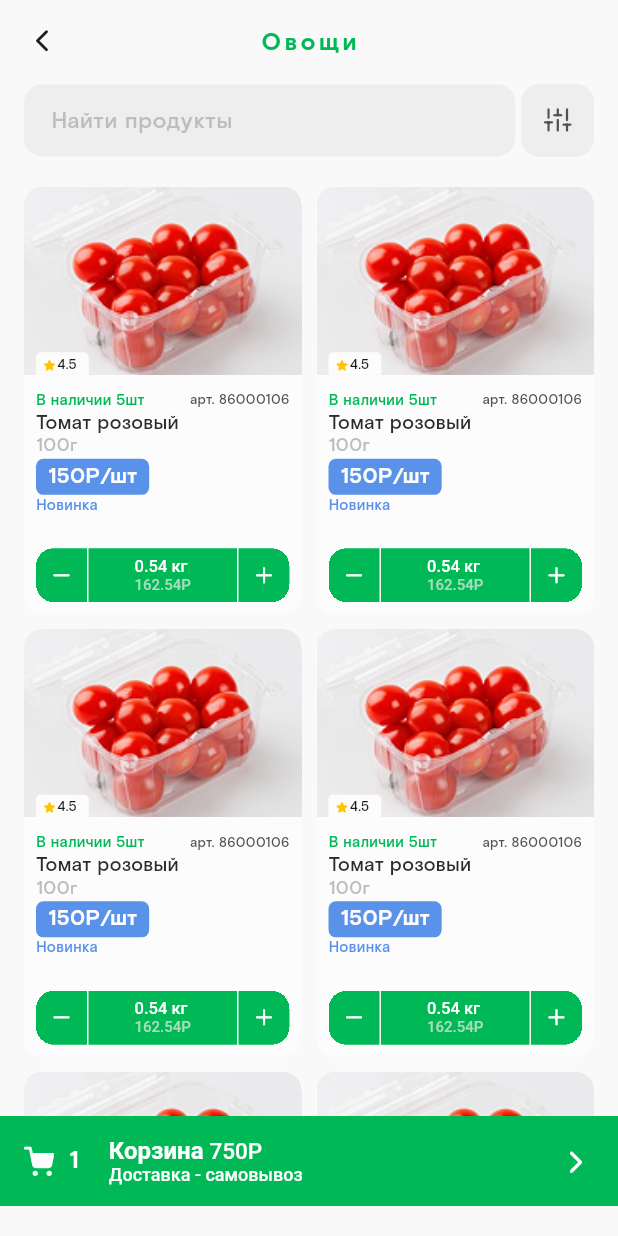
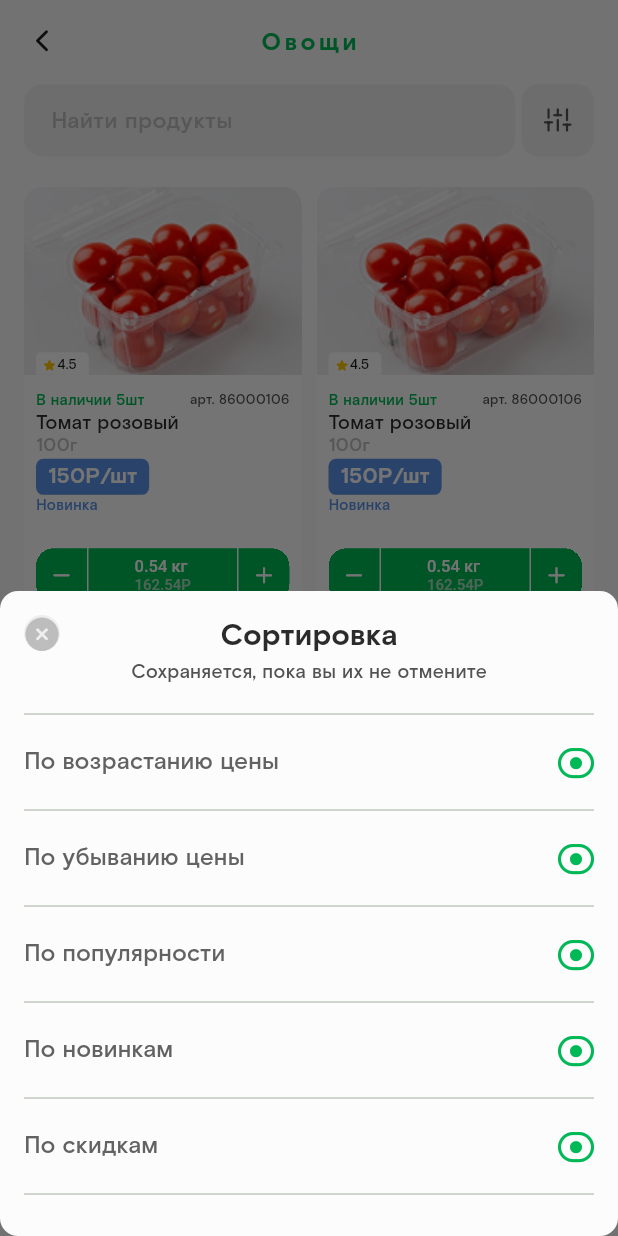
Before and after one commit to MunIine/dorimol, a Flutter app: the CatalogScreen screen opened directly, after a tap on an icon or button, on a phone screen of 412 x 824 dp. Run offline on Flutter 3.47's test engine with Material 3 defaults, Android fonts, the phone set to English and light mode, and no system bars.

Commit message:
Add sorting pop up

```diff
--- a/lib/widgets/bars/app_search_bar.dart
+++ b/lib/widgets/bars/app_search_bar.dart
@@ -1,5 +1,6 @@
 import 'package:dorimol/theme/app_colors.dart';
 import 'package:dorimol/theme/app_text.dart';
+import 'package:dorimol/widgets/bars/sorting_bottom_sheet.dart';
 import 'package:dorimol/widgets/svg_icons.dart';
 import 'package:flutter/material.dart';
 
@@ -60,7 +61,13 @@ class BoxIconButton extends StatelessWidget {
         icon,
         size: 18.5,
       ),
-      onPressed: (){},
+      onPressed: () => showModalBottomSheet(
+        backgroundColor: Theme.of(context).extension<AppColors>()!.background,
+        isScrollControlled: true,
+        shape: RoundedRectangleBorder(borderRadius: BorderRadiusGeometry.circular(12)),
+        context: context,
+        builder: (context) => SortingBottomSheet()
+      ),
       padding: EdgeInsets.all(15),
       style: IconButton.styleFrom(
         shape: RoundedRectangleBorder(
--- /dev/null
+++ b/lib/widgets/bars/sorting_bottom_sheet.dart
@@ -0,0 +1,90 @@
+import 'dart:math';
+
+import 'package:dorimol/theme/app_colors.dart';
+import 'package:dorimol/theme/app_text.dart';
+import 'package:dorimol/widgets/export.dart';
+import 'package:flutter/material.dart';
+
+class SortingBottomSheet extends StatelessWidget {
+  const SortingBottomSheet({super.key});
+
+  @override
+  Widget build(BuildContext context) {
+    final colorTheme = Theme.of(context).extension<AppColors>()!;
+
+    return SizedBox(
+      height: 430,
+      child: Padding(
+        padding: const EdgeInsets.symmetric(horizontal: 16).copyWith(top: 16),
+        child: Column(
+          mainAxisSize: MainAxisSize.min,
+          children: [
+            Row(
+              crossAxisAlignment: CrossAxisAlignment.start,
+              children: [
+                IconButton(
+                  onPressed: () => Navigator.of(context).pop(),
+                  icon: Icon(
+                    SvgIcons.xCirleFilled,
+                    color: colorTheme.tips,
+                  )
+                ),
+                Spacer(),
+                Column(
+                  mainAxisSize: MainAxisSize.min,
+                  children: [
+                    Text("Сортировка", style: AppText.h1.copyWith(color: colorTheme.textBlack),),
+                    Text("Сохраняется, пока вы их не отмените", style: AppText.t3.copyWith(color: colorTheme.iconGray)),
+                  ],
+                ),
+                Spacer(),
+                SizedBox(width: 24)
+              ],
+            ),
+            SizedBox(height: 10),
+            Divider(),
+            SortingListElement(text: "По возрастанию цены"),
+            Divider(),
+            SortingListElement(text: "По убыванию цены"),
+            Divider(),
+            SortingListElement(text: "По популярности"),
+            Divider(),
+            SortingListElement(text: "По новинкам"),
+            Divider(),
+            SortingListElement(text: "По скидкам"),
+            Divider(),
+          ],
+        ),
+      ),
+    );
+  }
+}
+
+class SortingListElement extends StatelessWidget {
+  const SortingListElement({
+    super.key, required this.text,
+  });
+
+  final String text;
+
+  @override
+  Widget build(BuildContext context) {
+    final colorTheme = Theme.of(context).extension<AppColors>()!;
+
+    return GestureDetector(
+      onTap: () {
+
+      },
+      child: Padding(
+        padding: const EdgeInsets.symmetric(vertical: 12),
+        child: Row(
+          mainAxisAlignment: MainAxisAlignment.spaceBetween,
+          children: [
+            Text(text, style: AppText.t6.copyWith(color: Color(0xFF626262))),
+            [Icon(SvgIcons.radioButtonOn, color: colorTheme.seedColor), Icon(SvgIcons.radioButtonOff, color: colorTheme.block)][Random().nextInt(2)]
+          ],
+        ),
+      ),
+    );
+  }
+}
--- a/lib/widgets/svg_icons.dart
+++ b/lib/widgets/svg_icons.dart
@@ -14,6 +14,8 @@ class SvgIcons {
   static const IconData trash = IconData(0xe907, fontFamily: _fontFamily);
   static const IconData x = IconData(0xe909, fontFamily: _fontFamily);
   static const IconData back = IconData(0xe910, fontFamily: _fontFamily);
-  static const IconData xCirle = IconData(0xe912, fontFamily: _fontFamily);
-  static const IconData xCirleFilled = IconData(0xe911, fontFamily: _fontFamily);
+  static const IconData xCirle = IconData(0xe911, fontFamily: _fontFamily);
+  static const IconData xCirleFilled = IconData(0xe912, fontFamily: _fontFamily);
+  static const IconData radioButtonOff = IconData(0xe913, fontFamily: _fontFamily);
+  static const IconData radioButtonOn = IconData(0xe914, fontFamily: _fontFamily);
 }
```
Also changed, not shown: lib/assets/fonts/icomoon.ttf.
